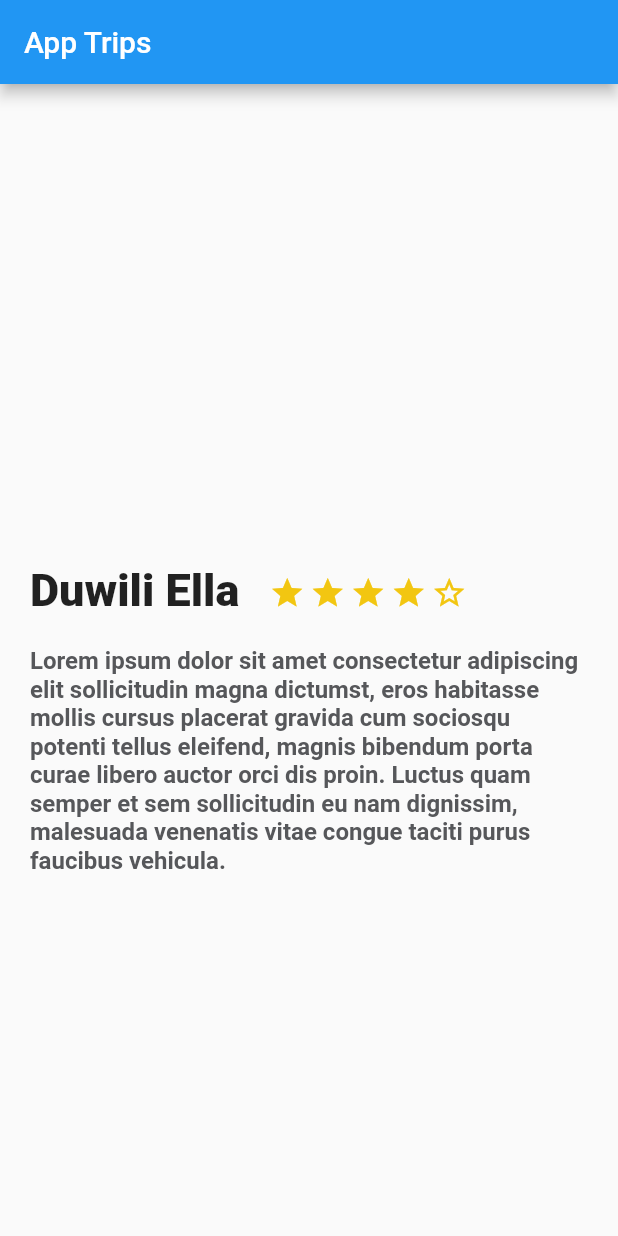
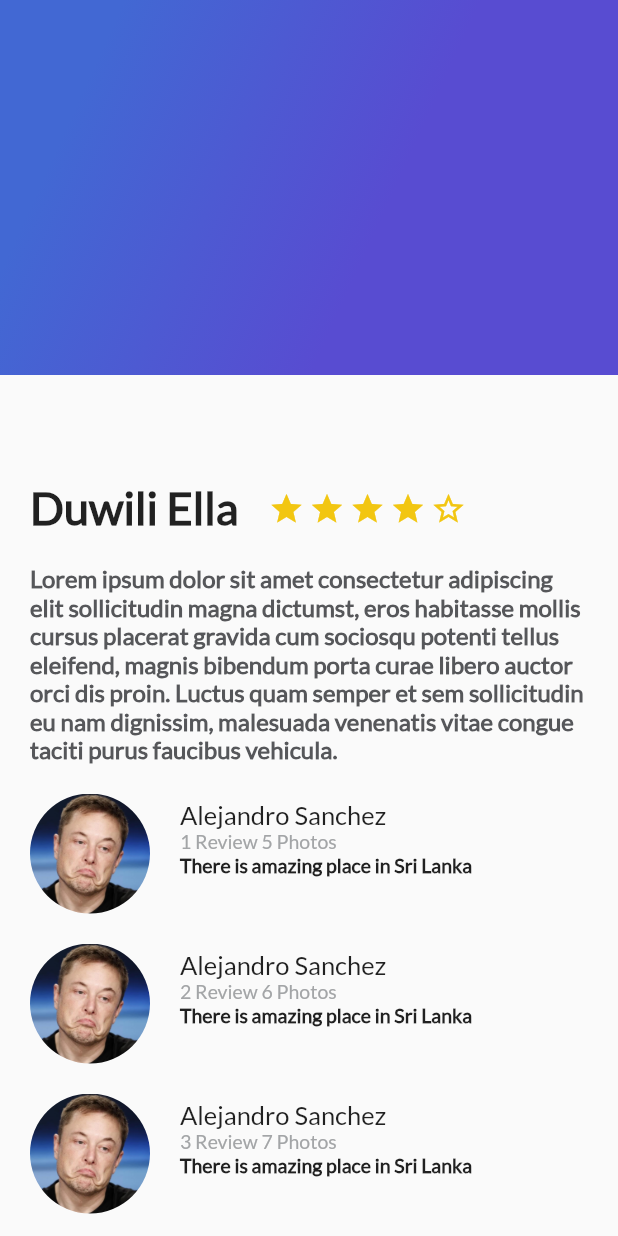
Before and after one commit to aaronew/flutter_app, a Flutter app: the screen it shows after launch, on a phone screen of 412 x 824 dp. Run offline on Flutter 3.47's test engine with Material 2 defaults, Android fonts, the phone set to English and light mode, and no system bars.

Commit message:
Gradient App

```diff
--- a/lib/description_place.dart
+++ b/lib/description_place.dart
@@ -35,6 +35,7 @@ class DescriptionPlace extends StatelessWidget {
       child: new Text(
         descriptionPlace,
         style: const TextStyle(
+            fontFamily: "Lato",
             fontSize: 16.0,
             fontWeight: FontWeight.bold,
             color: Color(0xFF56575a)),
@@ -47,7 +48,10 @@ class DescriptionPlace extends StatelessWidget {
           margin: EdgeInsets.only(top: 320.0, left: 20.0, right: 20.0),
           child: Text(
             namePlace,
-            style: TextStyle(fontSize: 30.0, fontWeight: FontWeight.w900),
+            style: TextStyle(
+                fontFamily: "Lato",
+                fontSize: 30.0,
+                fontWeight: FontWeight.w900),
             textAlign: TextAlign.left,
           ),
         ),
--- /dev/null
+++ b/lib/gradient_back.dart
@@ -0,0 +1,17 @@
+import 'package:flutter/material.dart';
+
+class GradientBack extends StatelessWidget {
+  @override
+  Widget build(BuildContext context) {
+    return Container(
+      height: 250.0,
+      decoration: BoxDecoration(
+          gradient: LinearGradient(
+              colors: [Color(0xFF4268D3), Color(0XFF584CD1)],
+              begin: FractionalOffset(0.2, 0.0),
+              end: FractionalOffset(1.0, 0.6),
+              stops: [0.0, 0.6],
+              tileMode: TileMode.clamp)),
+    );
+  }
+}
--- a/lib/main.dart
+++ b/lib/main.dart
@@ -2,6 +2,8 @@ import 'package:flutter/material.dart';
 
 // ** Widgets **
 import 'description_place.dart';
+import 'review_list.dart';
+import 'gradient_back.dart';
 
 void main() => runApp(MyApp());
 
@@ -17,10 +19,16 @@ class MyApp extends StatelessWidget {
           primarySwatch: Colors.blue,
         ),
         home: Scaffold(
-          appBar: AppBar(
-            title: Text("App Trips"),
+          body: Stack(
+            // Coloca un elemento sobre otro
+            children: <Widget>[
+              ListView(children: <Widget>[
+                DescriptionPlace('Duwili Ella', 4, descriptionDummy),
+                ReviewList()
+              ],),
+              GradientBack()
+            ],
           ),
-          body: new DescriptionPlace('Duwili Ella', 4, descriptionDummy),
         ));
   }
 }
--- /dev/null
+++ b/lib/review.dart
@@ -0,0 +1,64 @@
+import 'package:flutter/material.dart';
+
+class Review extends StatelessWidget {
+  String pathImage = 'asset/images/people.jpg';
+  String name = "Alejandro Sanchez";
+  String details = "1 Review 5 Photos";
+  String comment = "There is amazing place in Sri Lanka";
+
+  Review(this.pathImage, this.name, this.details, this.comment);
+
+  @override
+  Widget build(BuildContext context) {
+    final userName = Container(
+      margin: EdgeInsets.only(left: 20.0),
+      child: Text(
+        name,
+        textAlign: TextAlign.left,
+        style: TextStyle(fontFamily: "Lato", fontSize: 17.0),
+      ),
+    );
+
+    final userInfo = Container(
+      margin: EdgeInsets.only(left: 20.0),
+      child: Text(
+        details,
+        textAlign: TextAlign.left,
+        style: TextStyle(
+            fontFamily: "Lato", fontSize: 13.0, color: Color(0xFFa3a5a7)),
+      ),
+    );
+
+    final userComment = Container(
+      margin: EdgeInsets.only(left: 20.0),
+      child: Text(
+        comment,
+        textAlign: TextAlign.left,
+        style: TextStyle(
+            fontFamily: "Lato", fontSize: 13.0, fontWeight: FontWeight.w900),
+      ),
+    );
+
+    final userDetailts = Column(
+      crossAxisAlignment: CrossAxisAlignment.start,
+      children: <Widget>[userName, userInfo, userComment],
+    );
+
+    final photo = Container(
+      margin: EdgeInsets.only(
+        top: 20.0,
+        left: 20.0,
+      ),
+      width: 80.0,
+      height: 80.0,
+      decoration: BoxDecoration(
+          shape: BoxShape.circle,
+          image:
+              DecorationImage(fit: BoxFit.cover, image: AssetImage(pathImage))),
+    );
+
+    return Row(
+      children: <Widget>[photo, userDetailts],
+    );
+  }
+}
--- /dev/null
+++ b/lib/review_list.dart
@@ -0,0 +1,18 @@
+import 'package:flutter/material.dart';
+import 'review.dart';
+
+class ReviewList extends StatelessWidget {
+  @override
+  Widget build(BuildContext context) {
+    return Column(
+      children: <Widget>[
+        Review('assets/images/profile.jpg', 'Alejandro Sanchez',
+            '1 Review 5 Photos', 'There is amazing place in Sri Lanka'),
+        Review('assets/images/profile.jpg', 'Alejandro Sanchez',
+            '2 Review 6 Photos', 'There is amazing place in Sri Lanka'),
+        Review('assets/images/profile.jpg', 'Alejandro Sanchez',
+            '3 Review 7 Photos', 'There is amazing place in Sri Lanka'),
+      ],
+    );
+  }
+}
```
Also changed, not shown: assets/images/profile.jpg (added).
